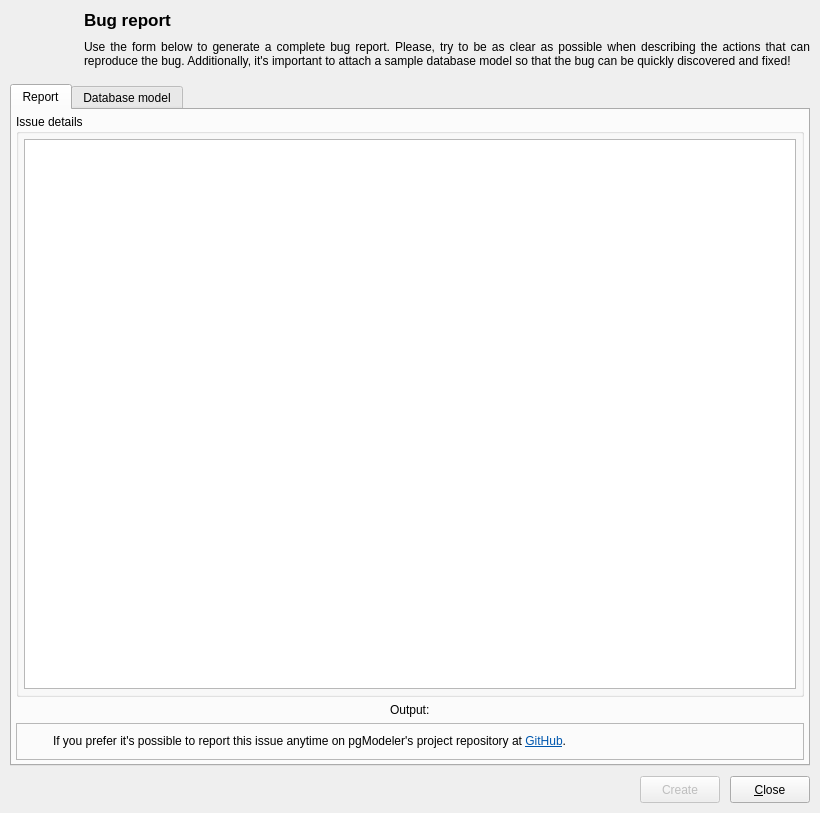
Before: the Qt Designer form libs/libgui/ui/tools/bugreportform.ui in pgmodeler/pgmodeler, drawn with Qt 5.
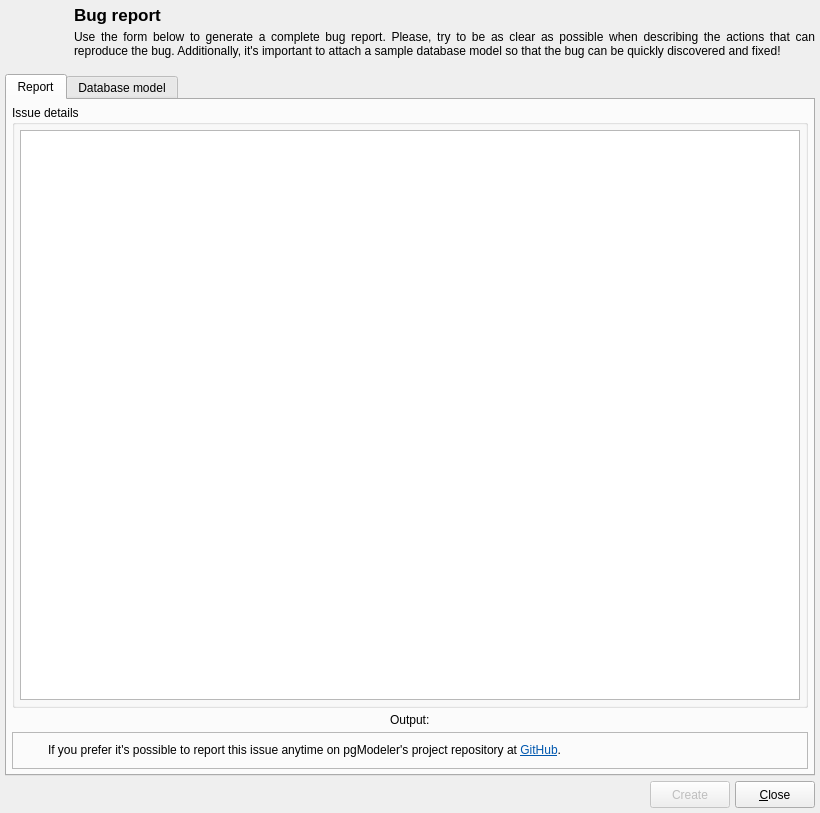
After: the same form once the commit is applied. Icons and pictures are not drawn.

What changed in the file:
```diff
--- a/libs/libgui/ui/tools/bugreportform.ui
+++ b/libs/libgui/ui/tools/bugreportform.ui
@@ -40,19 +40,19 @@
   </property>
   <layout class="QGridLayout" name="gridLayout">
    <property name="leftMargin">
-    <number>10</number>
+    <number>5</number>
    </property>
    <property name="topMargin">
-    <number>10</number>
+    <number>5</number>
    </property>
    <property name="rightMargin">
-    <number>10</number>
+    <number>5</number>
    </property>
    <property name="bottomMargin">
-    <number>10</number>
+    <number>5</number>
    </property>
    <property name="spacing">
-    <number>10</number>
+    <number>5</number>
    </property>
    <item row="0" column="0" rowspan="2">
     <widget class="QLabel" name="logo_lbl">
@@ -113,7 +113,7 @@
    <item row="3" column="0" colspan="2">
     <layout class="QHBoxLayout" name="horizontalLayout">
      <property name="spacing">
-      <number>10</number>
+      <number>5</number>
      </property>
      <property name="leftMargin">
       <number>0</number>
@@ -281,17 +281,20 @@
        <string>Report</string>
       </attribute>
       <layout class="QVBoxLayout" name="report_tab_grid">
+       <property name="spacing">
+        <number>5</number>
+       </property>
        <property name="leftMargin">
-        <number>4</number>
+        <number>5</number>
        </property>
        <property name="topMargin">
-        <number>4</number>
+        <number>5</number>
        </property>
        <property name="rightMargin">
-        <number>4</number>
+        <number>5</number>
        </property>
        <property name="bottomMargin">
-        <number>4</number>
+        <number>5</number>
        </property>
        <item>
         <widget class="QGroupBox" name="details_gb">
@@ -311,6 +314,9 @@
           <property name="bottomMargin">
            <number>5</number>
           </property>
+          <property name="spacing">
+           <number>5</number>
+          </property>
           <item row="0" column="0">
            <widget class="QPlainTextEdit" name="details_txt"/>
           </item>
@@ -320,6 +326,9 @@
        <item>
         <widget class="QWidget" name="output_wgt" native="true">
          <layout class="QHBoxLayout" name="output_lt">
+          <property name="spacing">
+           <number>5</number>
+          </property>
           <property name="leftMargin">
            <number>0</number>
           </property>
@@ -381,6 +390,9 @@
           <property name="bottomMargin">
            <number>5</number>
           </property>
+          <property name="spacing">
+           <number>5</number>
+          </property>
           <item row="0" column="0">
            <widget class="QLabel" name="icon_lbl">
             <property name="minimumSize">
```
Left out of the diff: 6 changed lines with no effect on the pictures.
